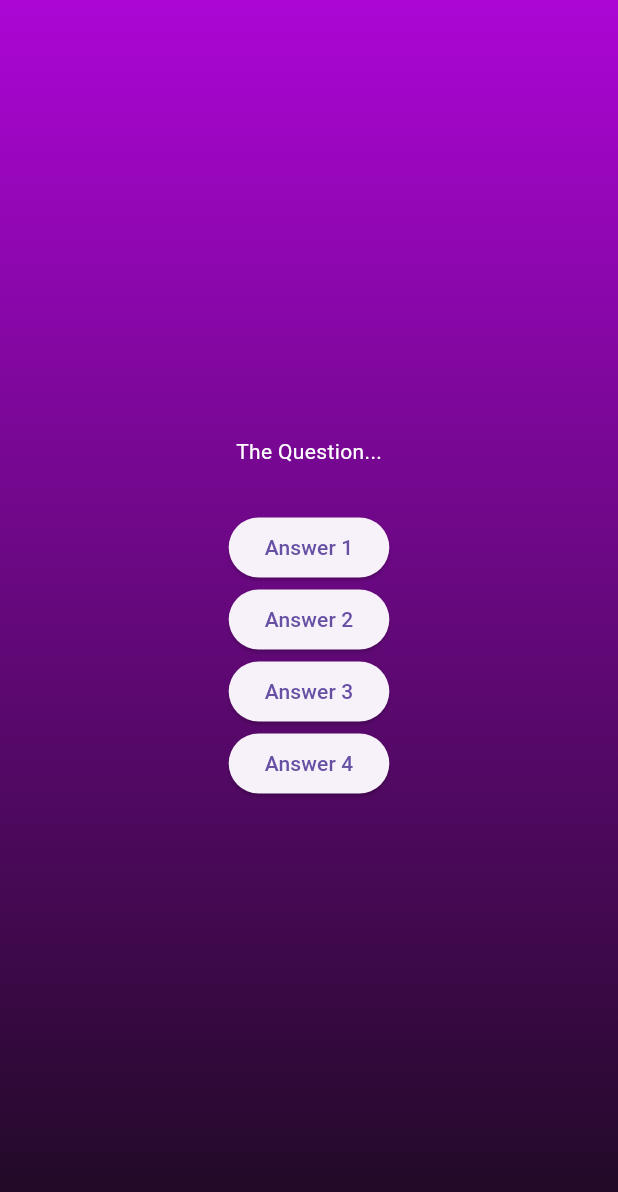
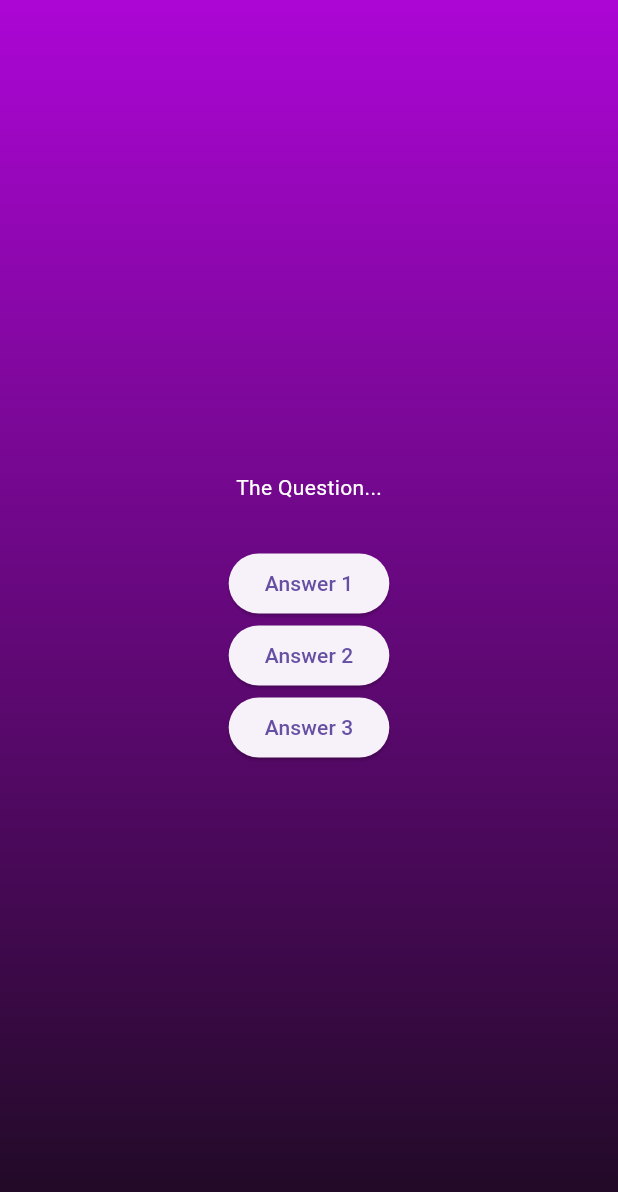
Before and after one commit to kevinbrowndc/quiz1, a Flutter app: the screen it shows after launch, after a tap on "Start Quiz", on a phone screen of 412 x 824 dp. Shown: the top 1192 px of the screen. Run offline on Flutter 3.47's test engine with Material 3 defaults, Android fonts, the phone set to English and light mode, and no system bars.

Commit message:
button widgets

```diff
--- a/lib/answer_button.dart
+++ b/lib/answer_button.dart
@@ -1,9 +1,22 @@
 import 'package:flutter/material.dart';
 
+
 class AnswerButton extends StatelessWidget {
+  AnswerButton({
+    super.key,
+    required this.AnswerText,
+    required this.onTap,
+  });
+
+  final String AnswerText;
+  final void Function() onTap;
 
   @override
   Widget build(BuildContext context) {
-
+    return  ElevatedButton(
+      onPressed: onTap,
+      style: ElevatedButton.styleFrom(),
+      child: Text(AnswerText),
+      );
   }
 }
--- a/lib/questions_screen.dart
+++ b/lib/questions_screen.dart
@@ -1,4 +1,5 @@
 import 'package:flutter/material.dart';
+import 'package:quiz1/answer_button.dart';
 
 class QuestionsScreen extends StatefulWidget{
   const QuestionsScreen({super.key});
@@ -17,23 +18,10 @@ class _QuestionsScreenState extends State<QuestionsScreen> {
         mainAxisAlignment: MainAxisAlignment.center,
         children: [
         Text("The Question...", style: TextStyle(color: Colors.white),),
-        SizedBox(height: 30),
-        ElevatedButton(
-          onPressed: () {},
-          child: const Text('Answer 1'),
-          ),
-        ElevatedButton(
-          onPressed: () {},
-          child: const Text('Answer 2'),
-          ),
-        ElevatedButton(
-          onPressed: () {},
-          child: const Text('Answer 3'),
-          ),
-        ElevatedButton(
-          onPressed: () {},
-          child: const Text('Answer 4'),
-          ),
+        const SizedBox(height: 30),
+        AnswerButton (AnswerText: "Answer 1", onTap: () {}),
+        AnswerButton (AnswerText: "Answer 2", onTap: () {}),
+        AnswerButton (AnswerText: "Answer 3", onTap: () {}),
       ],),
     );
 
```
